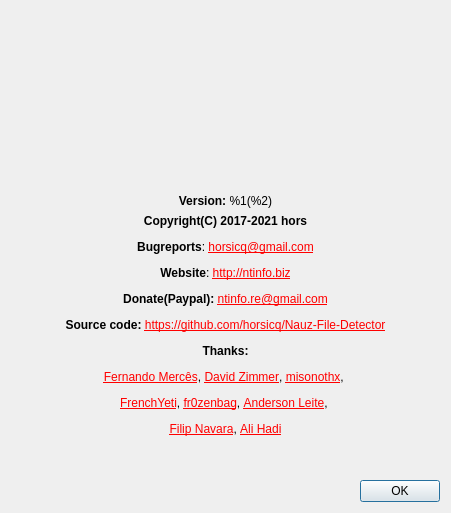
First picture: the form in gui_source/dialogabout.ui, repository horsicq/Nauz-File-Detector, before the edit.
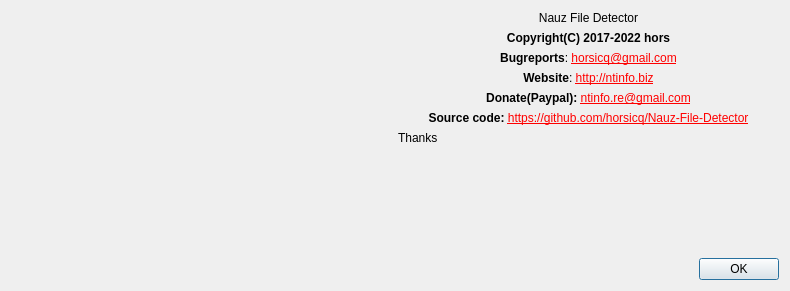
Second picture: the form after the edit. Icons and pictures are not drawn.

```diff
--- a/gui_source/dialogabout.ui
+++ b/gui_source/dialogabout.ui
@@ -9,8 +9,8 @@
    <rect>
     <x>0</x>
     <y>0</y>
-    <width>451</width>
-    <height>513</height>
+    <width>790</width>
+    <height>291</height>
    </rect>
   </property>
   <property name="windowTitle">
@@ -19,35 +19,16 @@
   <property name="modal">
    <bool>true</bool>
   </property>
-  <layout class="QVBoxLayout" name="verticalLayout">
+  <layout class="QVBoxLayout" name="verticalLayout_2">
    <item>
     <layout class="QHBoxLayout" name="horizontalLayout_2">
-     <item>
-      <spacer name="horizontalSpacer_2">
-       <property name="orientation">
-        <enum>Qt::Horizontal</enum>
-       </property>
-       <property name="sizeHint" stdset="0">
-        <size>
-         <width>13</width>
-         <height>20</height>
-        </size>
-       </property>
-      </spacer>
-     </item>
      <item>
       <widget class="QLabel" name="labelLogo">
-       <property name="minimumSize">
-        <size>
-         <width>314</width>
-         <height>177</height>
-        </size>
-       </property>
-       <property name="maximumSize">
-        <size>
-         <width>314</width>
-         <height>177</height>
-        </size>
+       <property name="sizePolicy">
+        <sizepolicy hsizetype="Preferred" vsizetype="Preferred">
+         <horstretch>0</horstretch>
+         <verstretch>0</verstretch>
+        </sizepolicy>
        </property>
        <property name="frameShape">
         <enum>QFrame::NoFrame</enum>
@@ -67,35 +48,87 @@
       </widget>
      </item>
      <item>
-      <spacer name="horizontalSpacer_3">
-       <property name="orientation">
-        <enum>Qt::Horizontal</enum>
-       </property>
-       <property name="sizeHint" stdset="0">
-        <size>
-         <width>28</width>
-         <height>20</height>
-        </size>
-       </property>
-      </spacer>
-     </item>
-    </layout>
-   </item>
+      <layout class="QVBoxLayout" name="verticalLayout">
    <item>
     <widget class="QLabel" name="labelVersion">
      <property name="text">
-      <string>&lt;html&gt;&lt;head/&gt;&lt;body&gt;&lt;p align=&quot;center&quot;&gt;&lt;span style=&quot; font-weight:600;&quot;&gt;Version:&lt;/span&gt; %1(%2)&lt;/p&gt;&lt;/body&gt;&lt;/html&gt;</string>
+          <string notr="true">Nauz File Detector</string>
+         </property>
+         <property name="alignment">
+          <set>Qt::AlignCenter</set>
+         </property>
+        </widget>
+       </item>
+       <item>
+        <widget class="QLabel" name="labelCopyright">
+         <property name="text">
+          <string notr="true">&lt;html&gt;&lt;head/&gt;&lt;body&gt;&lt;p&gt;&lt;span style=&quot; font-weight:700;&quot;&gt;Copyright(C) 2017-2022 hors&lt;/span&gt;&lt;/p&gt;&lt;/body&gt;&lt;/html&gt;</string>
+         </property>
+         <property name="alignment">
+          <set>Qt::AlignCenter</set>
+         </property>
+        </widget>
+       </item>
+       <item>
+        <widget class="QLabel" name="labelBugreports">
+         <property name="text">
+          <string notr="true">&lt;html&gt;&lt;head/&gt;&lt;body&gt;&lt;p&gt;&lt;span style=&quot; font-weight:600;&quot;&gt;Bugreports&lt;/span&gt;: &lt;a href=&quot;mailto:horsicq@gmail.com&quot;&gt;&lt;span style=&quot; text-decoration: underline; color:#ff0000;&quot;&gt;horsicq@gmail.com&lt;/span&gt;&lt;/a&gt;&lt;/p&gt;&lt;/body&gt;&lt;/html&gt;</string>
+         </property>
+         <property name="alignment">
+          <set>Qt::AlignCenter</set>
+         </property>
+         <property name="openExternalLinks">
+          <bool>true</bool>
+         </property>
+        </widget>
+       </item>
+       <item>
+        <widget class="QLabel" name="labelWebsite">
+         <property name="text">
+          <string notr="true">&lt;html&gt;&lt;head/&gt;&lt;body&gt;&lt;p&gt;&lt;span style=&quot; font-weight:600;&quot;&gt;Website&lt;/span&gt;: &lt;a href=&quot;http://ntinfo.biz&quot;&gt;&lt;span style=&quot; text-decoration: underline; color:#ff0000;&quot;&gt;http://ntinfo.biz&lt;/span&gt;&lt;/a&gt;&lt;/p&gt;&lt;/body&gt;&lt;/html&gt;</string>
+         </property>
+         <property name="alignment">
+          <set>Qt::AlignCenter</set>
+         </property>
+         <property name="openExternalLinks">
+          <bool>true</bool>
+         </property>
+        </widget>
+       </item>
+       <item>
+        <widget class="QLabel" name="labelDonate">
+         <property name="text">
+          <string notr="true">&lt;html&gt;&lt;head/&gt;&lt;body&gt;&lt;p&gt;&lt;span style=&quot; font-weight:600;&quot;&gt;Donate(Paypal): &lt;/span&gt;&lt;a href=&quot;mailto:ntinfo.re@gmail.com&quot;&gt;&lt;span style=&quot; text-decoration: underline; color:#ff0000;&quot;&gt;ntinfo.re@gmail.com&lt;/span&gt;&lt;/a&gt;&lt;/p&gt;&lt;/body&gt;&lt;/html&gt;</string>
+         </property>
+         <property name="alignment">
+          <set>Qt::AlignCenter</set>
+         </property>
+         <property name="openExternalLinks">
+          <bool>true</bool>
+         </property>
+        </widget>
+       </item>
+       <item>
+        <widget class="QLabel" name="labelSourceCode">
+         <property name="text">
+          <string notr="true">&lt;html&gt;&lt;head/&gt;&lt;body&gt;&lt;p&gt;&lt;span style=&quot; font-weight:600;&quot;&gt;Source code: &lt;/span&gt;&lt;a href=&quot;https://github.com/horsicq/Nauz-File-Detector&quot;&gt;&lt;span style=&quot; text-decoration: underline; color:#ff0000;&quot;&gt;https://github.com/horsicq/Nauz-File-Detector&lt;/span&gt;&lt;/a&gt;&lt;/p&gt;&lt;/body&gt;&lt;/html&gt;</string>
+         </property>
+         <property name="alignment">
+          <set>Qt::AlignCenter</set>
+         </property>
+         <property name="openExternalLinks">
+          <bool>true</bool>
+         </property>
+        </widget>
+       </item>
+       <item>
+        <widget class="QLabel" name="labelThanks">
+         <property name="text">
+          <string notr="true">Thanks</string>
      </property>
      <property name="textFormat">
       <enum>Qt::AutoText</enum>
      </property>
-    </widget>
-   </item>
-   <item>
-    <widget class="QLabel" name="labelInfo">
-     <property name="text">
-      <string>&lt;html&gt;&lt;head/&gt;&lt;body&gt;&lt;p align=&quot;center&quot;&gt;&lt;span style=&quot; font-weight:600;&quot;&gt;Copyright(C) 2017-2021 hors&lt;/span&gt;&lt;/p&gt;&lt;p align=&quot;center&quot;&gt;&lt;span style=&quot; font-weight:600;&quot;&gt;Bugreports&lt;/span&gt;: &lt;a href=&quot;mailto:horsicq@gmail.com&quot;&gt;&lt;span style=&quot; text-decoration: underline; color:#ff0000;&quot;&gt;horsicq@gmail.com&lt;/span&gt;&lt;/a&gt;&lt;/p&gt;&lt;p align=&quot;center&quot;&gt;&lt;span style=&quot; font-weight:600;&quot;&gt;Website&lt;/span&gt;: &lt;a href=&quot;http://ntinfo.biz&quot;&gt;&lt;span style=&quot; text-decoration: underline; color:#ff0000;&quot;&gt;http://ntinfo.biz&lt;/span&gt;&lt;/a&gt;&lt;/p&gt;&lt;p align=&quot;center&quot;&gt;&lt;span style=&quot; font-weight:600;&quot;&gt;Donate(Paypal): &lt;/span&gt;&lt;a href=&quot;mailto:ntinfo.re@gmail.com&quot;&gt;&lt;span style=&quot; text-decoration: underline; color:#ff0000;&quot;&gt;ntinfo.re@gmail.com&lt;/span&gt;&lt;/a&gt;&lt;/p&gt;&lt;p align=&quot;center&quot;&gt;&lt;span style=&quot; font-weight:600;&quot;&gt;Source code: &lt;/span&gt;&lt;a href=&quot;https://github.com/horsicq/Nauz-File-Detector&quot;&gt;&lt;span style=&quot; text-decoration: underline; color:#ff0000;&quot;&gt;https://github.com/horsicq/Nauz-File-Detector&lt;/span&gt;&lt;/a&gt;&lt;/p&gt;&lt;p align=&quot;center&quot;&gt;&lt;span style=&quot; font-weight:600;&quot;&gt;Thanks:&lt;/span&gt;&lt;/p&gt;&lt;p align=&quot;center&quot;&gt;&lt;a href=&quot;https://www.mentebinaria.com.br/&quot;&gt;&lt;span style=&quot; text-decoration: underline; color:#ff0000;&quot;&gt;Fernando Mercês&lt;/span&gt;&lt;/a&gt;, &lt;a href=&quot;http://sandsprite.com/&quot;&gt;&lt;span style=&quot; text-decoration: underline; color:#ff0000;&quot;&gt;David Zimmer&lt;/span&gt;&lt;/a&gt;, &lt;a href=&quot;https://github.com/miso-xyz&quot;&gt;&lt;span style=&quot; text-decoration: underline; color:#ff0000;&quot;&gt;misonothx&lt;/span&gt;&lt;/a&gt;, &lt;/p&gt;&lt;p align=&quot;center&quot;&gt;&lt;a href=&quot;https://twitter.com/frenchyeti&quot;&gt;&lt;span style=&quot; text-decoration: underline; color:#ff0000;&quot;&gt;FrenchYeti&lt;/span&gt;&lt;/a&gt;, &lt;a href=&quot;https://github.com/fr0zenbag&quot;&gt;&lt;span style=&quot; text-decoration: underline; color:#ff0000;&quot;&gt;fr0zenbag&lt;/span&gt;&lt;/a&gt;, &lt;a href=&quot;https://github.com/AandersonL&quot;&gt;&lt;span style=&quot; text-decoration: underline; color:#ff0000;&quot;&gt;Anderson Leite&lt;/span&gt;&lt;/a&gt;, &lt;/p&gt;&lt;p align=&quot;center&quot;&gt;&lt;a href=&quot;https://github.com/filipnavara&quot;&gt;&lt;span style=&quot; text-decoration: underline; color:#ff0000;&quot;&gt;Filip Navara&lt;/span&gt;&lt;/a&gt;, &lt;a href=&quot;https://www.ashemery.com/&quot;&gt;&lt;span style=&quot; text-decoration: underline; color:#ff0000;&quot;&gt;Ali Hadi&lt;/span&gt;&lt;/a&gt;&lt;/p&gt;&lt;/body&gt;&lt;/html&gt;</string>
-     </property>
      <property name="openExternalLinks">
       <bool>true</bool>
      </property>
@@ -113,6 +146,10 @@
       </size>
      </property>
     </spacer>
+       </item>
+      </layout>
+     </item>
+    </layout>
    </item>
    <item>
     <layout class="QHBoxLayout" name="horizontalLayout">
```
Lines whose indentation alone changed are shown as unchanged.
